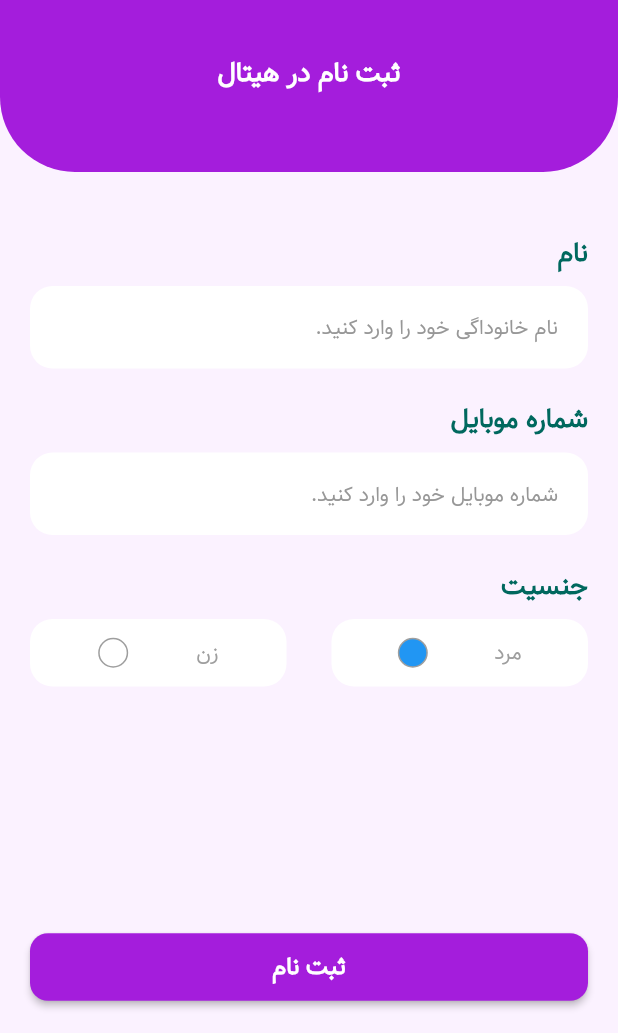
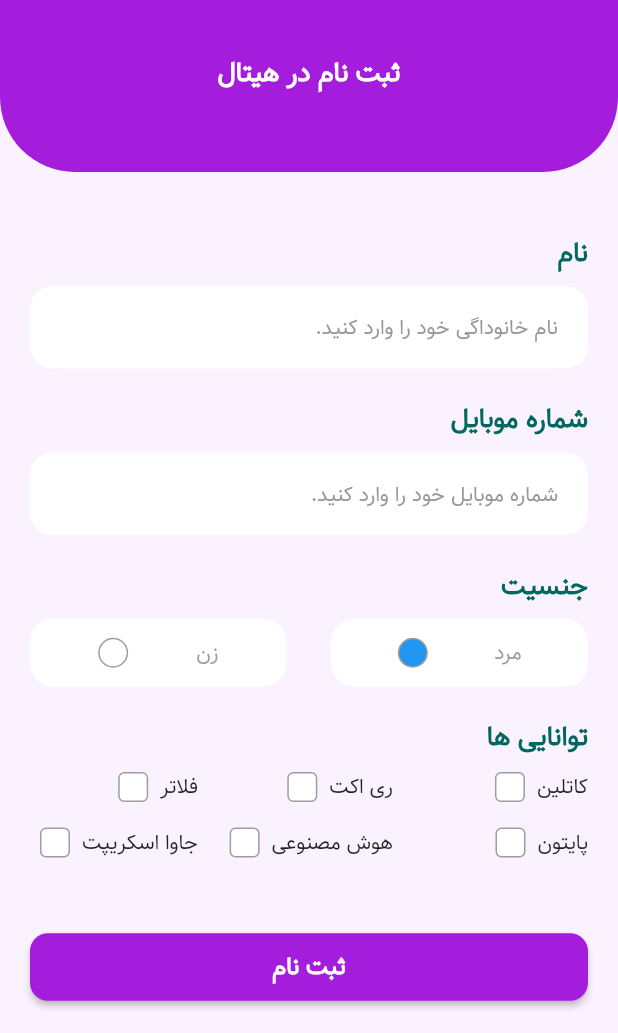
Before and after one commit to alikazemidev/hitCourse, a Flutter app: the screen it shows after launch, on a phone screen of 412 x 824 dp, the part 203-1236 px from its top. Run offline on Flutter 3.47's test engine with Material 2 defaults, Android fonts, the phone set to English and light mode, and no system bars.

Commit message:
complete login app

```diff
--- a/lib/main.dart
+++ b/lib/main.dart
@@ -1,6 +1,4 @@
-import 'package:counter_hit/screens/counter_screen.dart';
 import 'package:counter_hit/screens/login_screen.dart';
-import 'package:flutter/cupertino.dart';
 import 'package:flutter/material.dart';
 
 void main() {
--- a/lib/screens/login_screen.dart
+++ b/lib/screens/login_screen.dart
@@ -7,9 +7,23 @@
   State<LoginScreen> createState() => _LoginScreenState();
 }
 
+class Ability {
+  final String name;
+   bool isSelected;
+
+  Ability({required this.name, this.isSelected = false});
+}
+
 class _LoginScreenState extends State<LoginScreen> {
   bool isMale = true;
-
+  List<Ability> abilities = [
+    Ability(name: 'فلاتر'),
+    Ability(name: 'ری اکت'),
+    Ability(name: 'کاتلین'),
+    Ability(name: 'جاوا اسکریپت'),
+    Ability(name: 'هوش مصنوعی'),
+    Ability(name: 'پایتون'),
+  ];
   @override
   Widget build(BuildContext context) {
     return SafeArea(
@@ -174,25 +188,63 @@
                                   ),
                                 ),
                               ),
-                              // RadioMenuButton(
-                              //   value: 'مرد',
-                              //   groupValue: 'مرد',
-                              //   onChanged: (value) {
-                              //     print(value);
-                              //   },
-                              //   child: Text('مرد'),
-                              // ),
-                              // RadioMenuButton(
-                              //   value: 'زن',
-                              //   groupValue: 'زن',
-                              //   onChanged: (value) {
-                              //     print(value);
-                              //   },
-                              //   child: Text('زن'),
-                              // ),
                             ],
                           ),
                         ),
+                        SizedBox(
+                          height: 20,
+                        ),
+                        Text(
+                          'توانایی ها',
+                          style: TextStyle(
+                            color: Color(0xff00685e),
+                            fontWeight: FontWeight.bold,
+                            fontSize: 18,
+                          ),
+                        ),
+                        SizedBox(
+                          height: 8,
+                        ),
+                        Wrap(
+                          runSpacing: 15,
+                          spacing: 20,
+                          children: List.generate(
+                            abilities.length,
+                            (index) {
+                              return GestureDetector(
+                                onTap: () {
+                                  setState(() {
+                                    abilities[index].isSelected =
+                                        !abilities[index].isSelected;
+                                  });
+                                },
+                                child: SizedBox(
+                                  width: 110,
+                                  child: Row(
+                                    mainAxisAlignment: MainAxisAlignment.end,
+                                    children: [
+                                      Container(
+                                        height: 20,
+                                        width: 20,
+                                        decoration: BoxDecoration(
+                                          color:!abilities[index].isSelected ? Colors.white :Colors.blue,
+                                          borderRadius:
+                                              BorderRadius.circular(4),
+                                          border: Border.all(
+                                              color: Colors.grey, width: 1),
+                                        ),
+                                      ),
+                                      SizedBox(
+                                        width: 8,
+                                      ),
+                                      Text(abilities[index].name),
+                                    ],
+                                  ),
+                                ),
+                              );
+                            },
+                          ),
+                        )
                       ],
                     ),
                   ),
```
Also changed, not shown: pubspec.lock.
